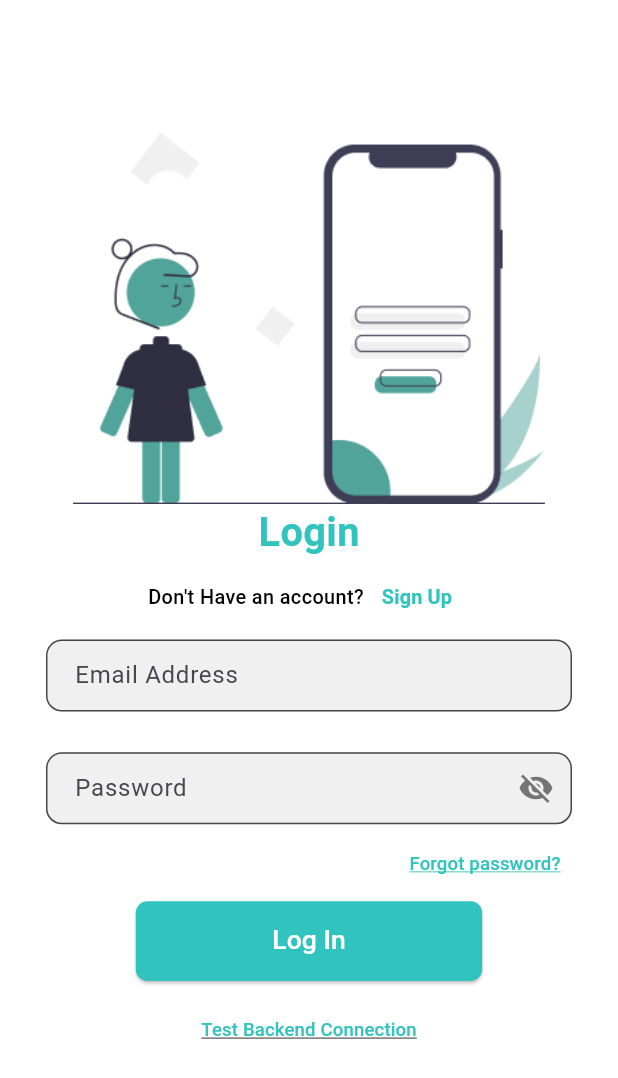
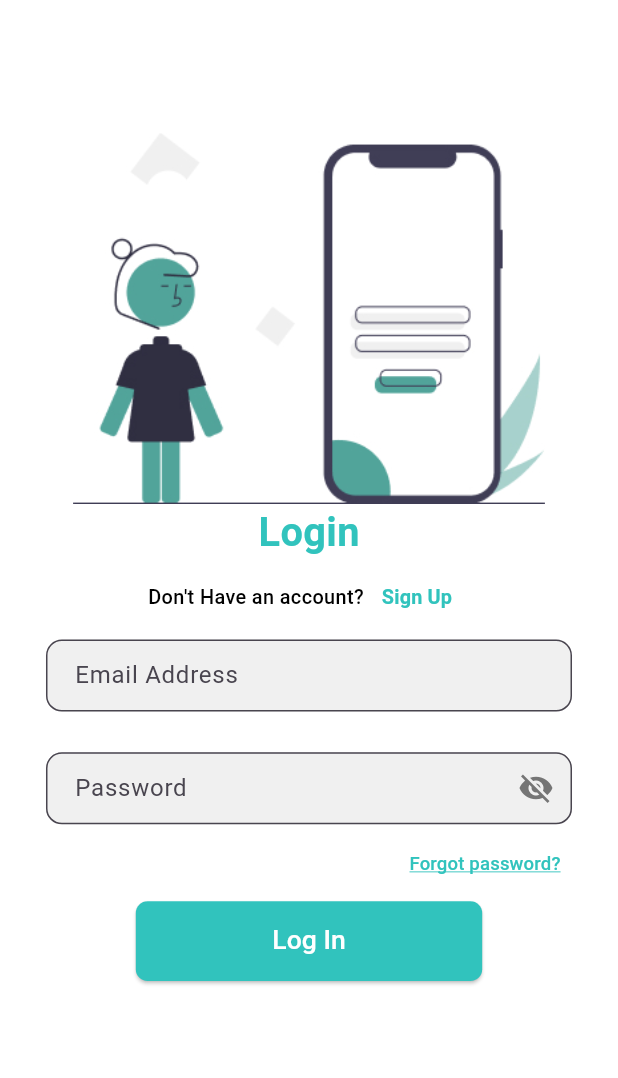
Before and after one commit to ZulfiqarAlam18/locate-lost, a Flutter app: the screen it shows after launch, after a tap on "Get Started", after a tap on "Login", on a phone screen of 412 x 824 dp. Shown: the top 1078 px of the screen. Run offline on Flutter 3.47's test engine with Material 3 defaults, Android fonts, the phone set to English and light mode, and no system bars; our stand-ins replace camera, carousel_slider, flutter_screenutil, geolocator, get, image_picker and 4 more; project files that could hold a hidden picture were left out.

Commit message:
test backend field deleted

```diff
--- a/lib/views/pages/auth_screens/login_screen.dart
+++ b/lib/views/pages/auth_screens/login_screen.dart
@@ -382,20 +382,8 @@ class _LoginScreenState extends State<LoginScreen> {
 
                       SizedBox(height: 10.h),
 
-                      // Test Backend Connection Button
-                      TextButton(
-                        onPressed: () {
-                          Get.toNamed(AppRoutes.backendTest);
-                        },
-                        child: Text(
-                          'Test Backend Connection',
-                          style: TextStyle(
-                            color: AppColors.primary,
-                            fontSize: 14.sp,
-                            decoration: TextDecoration.underline,
-                          ),
-                        ),
-                      ),
+
+
                     ],
                   ),
                 ),
```
